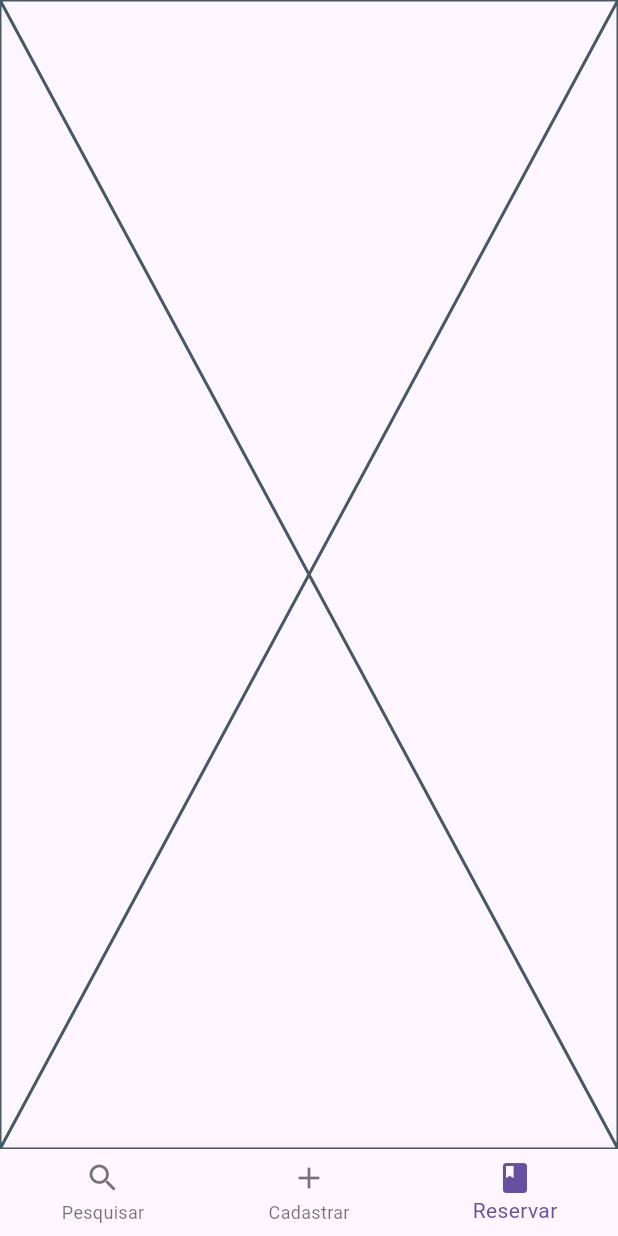
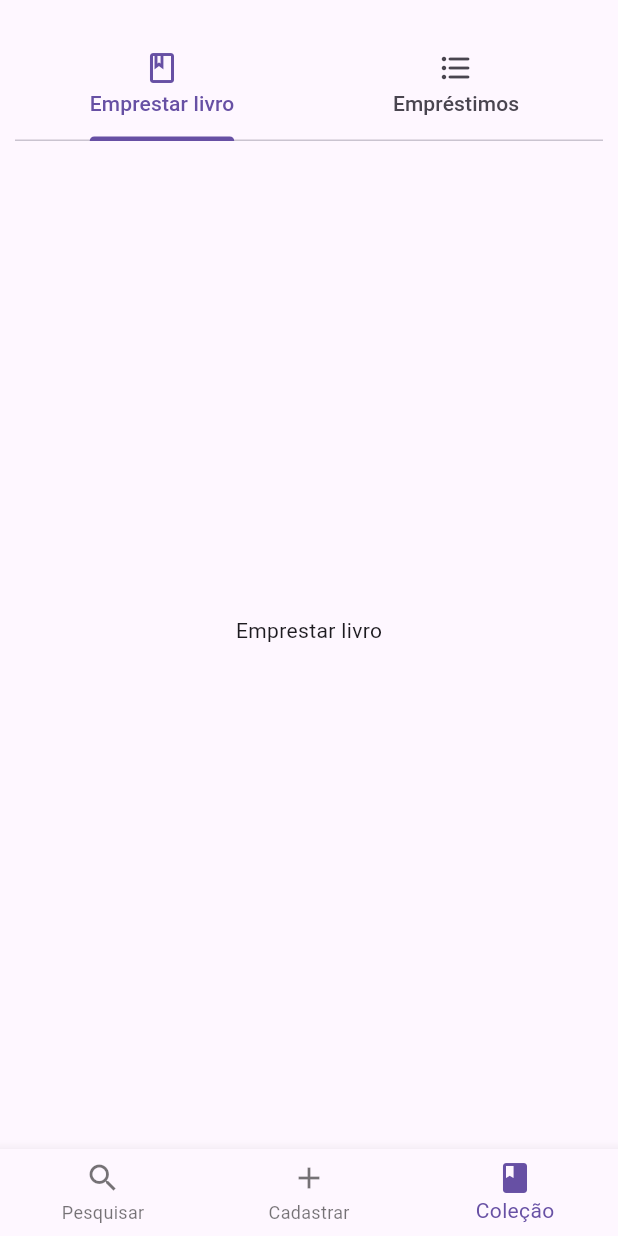
Before and after one commit to rafinha-as-br/Flutter_Library_System, a Flutter app: the screen it shows after launch, item 3 of the bottom bar chosen, on a phone screen of 412 x 824 dp. Run offline on Flutter 3.47's test engine with Material 3 defaults, Android fonts, the phone set to English and light mode, and no system bars.

```diff
--- a/library_app/lib/entities/book.dart
+++ b/library_app/lib/entities/book.dart
@@ -1,3 +1,4 @@
+import 'package:library_app/entities/person.dart';
 import 'package:library_app/entities/validator.dart';
 
 /// this is the book entity, contains all the params to a book
@@ -7,6 +8,7 @@ class Book {
   final String author;
   final String gender;
   final int amount;
+  List<Person> loans = [];
 
   Book({
     required this.title,
--- /dev/null
+++ b/library_app/lib/presentation/modules/cards/card_gender.dart
@@ -0,0 +1,4 @@
+import 'package:flutter/material.dart';
+
+/// this card is to show the genders available in the collection and the amount
+/// of books
--- /dev/null
+++ b/library_app/lib/presentation/modules/tabs/tabs_lend_book.dart
@@ -0,0 +1,10 @@
+import 'package:flutter/material.dart';
+
+class LendBookTab extends StatelessWidget {
+  const LendBookTab({super.key});
+
+  @override
+  Widget build(BuildContext context) {
+    return Center(child: Text('Emprestar livro'),);
+  }
+}
--- a/library_app/lib/presentation/modules/tabs/tabs_search_collection.dart
+++ b/library_app/lib/presentation/modules/tabs/tabs_search_collection.dart
@@ -24,7 +24,7 @@ class SearchCollectionTab extends StatelessWidget {
                 onChanged: mainProvider.searchBooks,
 
                 suggestionsBuilder: (context, controller){
-                  final results = mainProvider.suggestionsList;
+                  final results = mainProvider.bookSuggestionsList;
 
                   if (results.isEmpty && controller.text.isEmpty) {
                     return const [
@@ -45,9 +45,9 @@ class SearchCollectionTab extends StatelessWidget {
 
                   return results.map((book){
                     return ListTile(
-                      title: Text(book),
+                      title: Text(book.title),
                       onTap: (){
-                        controller.closeView(book);
+                        controller.closeView(book.title);
                         ScaffoldMessenger.of(context).showSnackBar(
                             SnackBar(content: Text('Livro selecionado: $book'))
                         );
--- /dev/null
+++ b/library_app/lib/presentation/screens/screen_collection.dart
@@ -0,0 +1,43 @@
+import 'package:flutter/material.dart';
+import 'package:library_app/presentation/modules/tabs/tabs_lend_book.dart';
+import 'package:library_app/presentation/modules/tabs/tabs_loans_book.dart';
+
+/// Reserve Screens that allows the system user to lend a book
+/// and visualize book loans
+class CollectionScreen extends StatelessWidget {
+  const CollectionScreen({super.key});
+
+  @override
+  Widget build(BuildContext context) {
+    return DefaultTabController(
+        length: 2,
+        child: Padding(
+          padding: const EdgeInsets.symmetric(horizontal: 10, vertical: 20),
+          child: Column(
+            children: [
+              TabBar(
+                  tabs: [
+                    Tab(
+                      icon: Icon(Icons.book_outlined),
+                      text: 'Emprestar livro',
+                    ),
+                    Tab(
+                      icon: Icon(Icons.format_list_bulleted_rounded),
+                      text: 'Empréstimos',
+                    )
+                  ]
+              ),
+              Expanded(
+                  child: TabBarView(
+                      children: [
+                        LendBookTab(),
+                        BookLoansTab()
+                      ]
+                  )
+              )
+            ],
+          ),
+        )
+    );
+  }
+}
--- a/library_app/lib/presentation/screens/screen_homepage.dart
+++ b/library_app/lib/presentation/screens/screen_homepage.dart
@@ -1,6 +1,6 @@
 import 'package:flutter/material.dart';
 import 'package:library_app/presentation/screens/screen_register.dart';
-import 'package:library_app/presentation/screens/screen_reserve.dart';
+import 'package:library_app/presentation/screens/screen_collection.dart';
 import 'package:library_app/presentation/screens/screen_search.dart';
 
 /// this screen is the main screen that is responsible for
@@ -12,7 +12,7 @@ class HomePageScreen extends StatefulWidget {
   final List<Widget> pages = [
     SearchScreen(),
     RegisterScreen(),
-    ReserveScreen()
+    CollectionScreen()
   ];
 
   @override
@@ -54,7 +54,7 @@ class _HomePageScreenState extends State<HomePageScreen> {
 
           BottomNavigationBarItem(
               icon: Icon(Icons.book),
-              label: 'Reservar'
+              label: 'Coleção'
           ),
 
         ],
--- a/library_app/lib/presentation/screens/screen_reserve.dart
+++ /dev/null
@@ -1,11 +0,0 @@
-import 'package:flutter/material.dart';
-
-/// Reserve Screens that allows the system user do a reserve of a book
-class ReserveScreen extends StatelessWidget {
-  const ReserveScreen({super.key});
-
-  @override
-  Widget build(BuildContext context) {
-    return const Placeholder();
-  }
-}
--- a/library_app/lib/repositories/repository_book.dart
+++ b/library_app/lib/repositories/repository_book.dart
@@ -26,7 +26,7 @@ abstract class BookRepository{
   Future<Validator> removeBook(Book book);
 
   ///to update a book
-  Future<Book> updateBook(Book book);
+  Future<Validator> updateBook(Book book);
 
 
 }
--- a/library_app/lib/repositories/repository_person.dart
+++ b/library_app/lib/repositories/repository_person.dart
@@ -12,7 +12,7 @@ abstract class PersonRepository{
   Future<Validator> insertPerson(Person person);
 
   /// to update an person
-  Future<Person> updatePerson(Person person);
+  Future<Validator> updatePerson(Person person);
 
   /// to remove an person
   Future<Validator> removePerson(Person person);
--- a/library_app/lib/usecase/usecase_delete_book.dart
+++ b/library_app/lib/usecase/usecase_delete_book.dart
@@ -4,6 +4,6 @@ import 'package:library_app/repositories/repository_book.dart';
 import '../entities/book.dart';
 
 /// this usecase deletes a book from the collection
-Future<Validator> deleteBook(BookRepository bookRepo, Book book) async{
+Future<Validator> deleteBookUseCase(BookRepository bookRepo, Book book) async{
   return await bookRepo.removeBook(book);
 }
--- a/library_app/lib/usecase/usecase_update_book.dart
+++ b/library_app/lib/usecase/usecase_update_book.dart
@@ -1,3 +1,8 @@
+import 'package:library_app/entities/book.dart';
 import 'package:library_app/entities/validator.dart';
+import 'package:library_app/repositories/repository_book.dart';
 
 /// this usecase updates a book on collection
+Future<Validator> updateBookUseCase(BookRepository bookRepo, Book book) async{
+  return bookRepo.updateBook(book);
+}
```
Also changed, not shown: library_app/lib/implementations/impl_book.dart (+9 -9 lines), library_app/lib/implementations/impl_person.dart (+8 -8 lines), library_app/lib/presentation/modules/tabs/tabs_loans_book.dart (added, +10 -0 lines), library_app/lib/presentation/modules/tabs/tabs_search_books.dart (+11 -11 lines), library_app/lib/presentation/providers/provider_main.dart (+29 -2 lines), library_app/lib/usecase/usecase_update_person.dart (+10 -0 lines), library_app/lib/presentation/modules/cards/card_book.dart (added), library_app/lib/presentation/modules/cards/card_person.dart (added).
